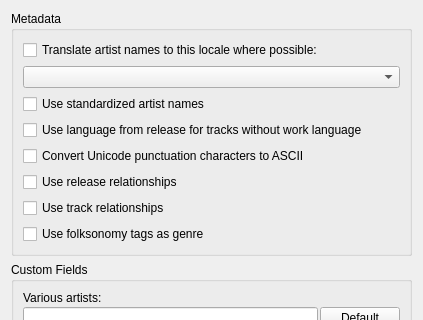
Before: the Qt Designer form ui/options_metadata.ui in metabrainz/picard, drawn with Qt 5; both pictures show x 0 to 423 and y 0 to 320 of the 423 by 553 pixel window.
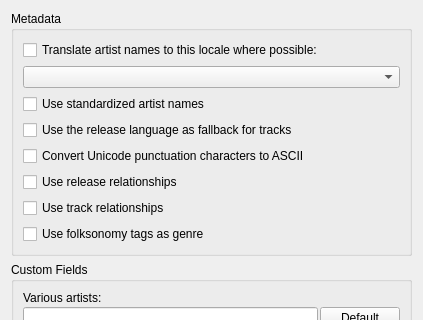
After: the same form once the commit is applied.

Commit message: Adjust ui text: Use the release language as fallback for tracks

The edit to the form file:
```diff
--- a/ui/options_metadata.ui
+++ b/ui/options_metadata.ui
@@ -52,7 +52,7 @@
       <item>
        <widget class="QCheckBox" name="language_from_release">
         <property name="text">
-         <string>Use language from release for tracks without work language</string>
+         <string>Use the release language as fallback for tracks</string>
         </property>
        </widget>
       </item>
```
The commit also changes 1 other file.
